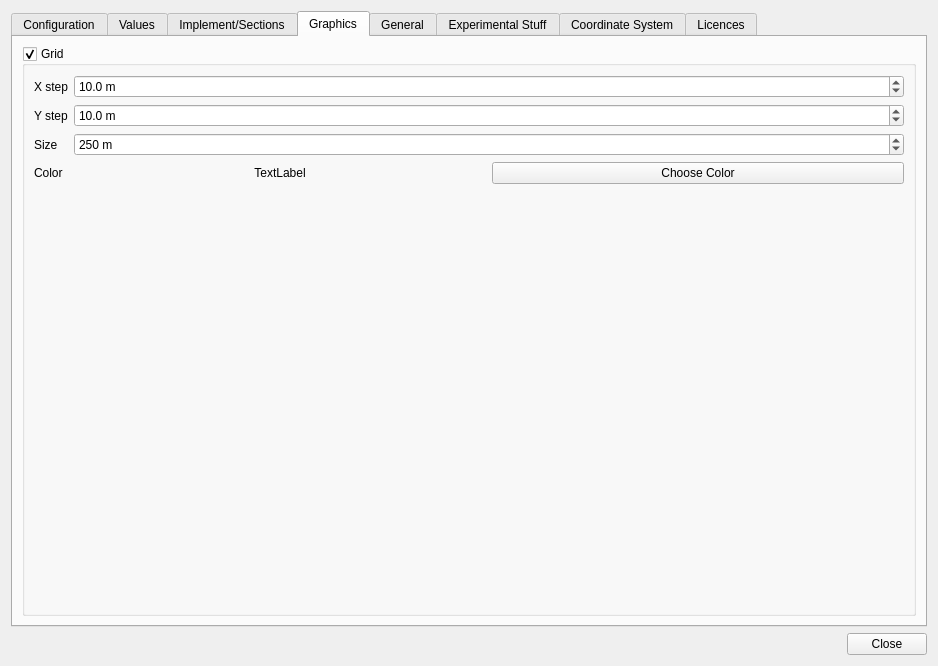
Old version of the form src/gui/SettingsDialog.ui in the repository eringerli/QtOpenGuidance.
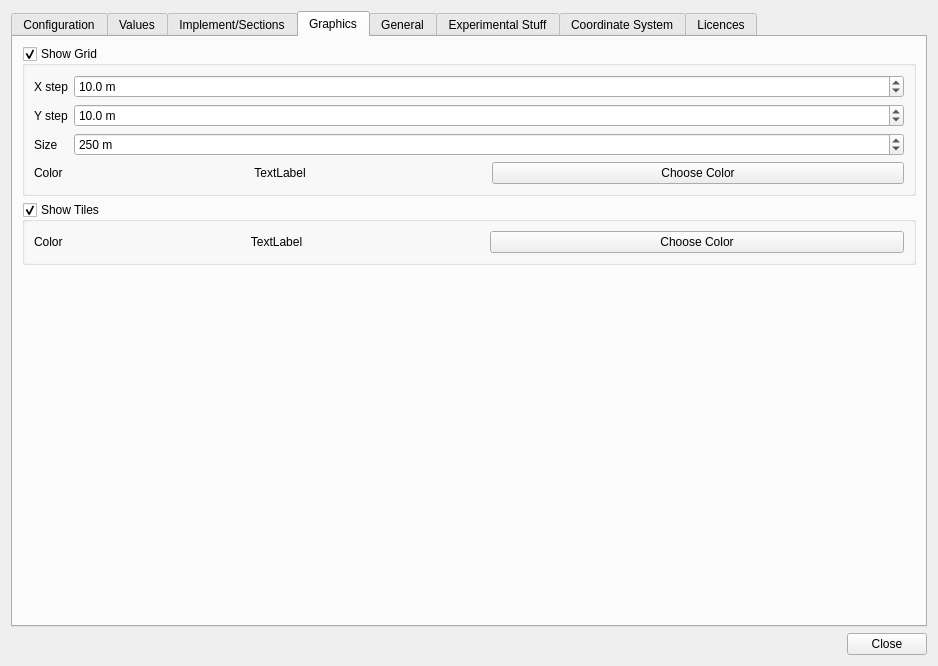
New version of the form. The open tabs and pages were chosen to show the change. Icons and pictures are not drawn. Custom widgets are drawn as their Qt base class.

Commit message: Added settings to show the limits of the tiles

Diff of the .ui file:
```diff
--- a/src/gui/SettingsDialog.ui
+++ b/src/gui/SettingsDialog.ui
@@ -456,7 +456,10 @@
          <item>
           <widget class="QGroupBox" name="gbGrid">
            <property name="title">
-            <string>Grid</string>
+            <string>Show Grid</string>
+           </property>
+           <property name="flat">
+            <bool>false</bool>
            </property>
            <property name="checkable">
             <bool>true</bool>
@@ -594,22 +597,73 @@
               </property>
              </widget>
             </item>
-            <item row="4" column="0">
-             <spacer name="verticalSpacer">
-              <property name="orientation">
-               <enum>Qt::Vertical</enum>
+           </layout>
+          </widget>
+         </item>
+         <item>
+          <widget class="QGroupBox" name="gbShowTiles">
+           <property name="title">
+            <string>Show Tiles</string>
+           </property>
+           <property name="checkable">
+            <bool>true</bool>
+           </property>
+           <property name="checked">
+            <bool>true</bool>
+           </property>
+           <layout class="QGridLayout" name="gridLayout_10">
+            <item row="0" column="0">
+             <widget class="QLabel" name="label_6">
+              <property name="text">
+               <string>Color</string>
               </property>
-              <property name="sizeHint" stdset="0">
-               <size>
-                <width>20</width>
-                <height>40</height>
-               </size>
+             </widget>
+            </item>
+            <item row="0" column="1">
+             <widget class="QLabel" name="lbTileColor">
+              <property name="sizePolicy">
+               <sizepolicy hsizetype="Expanding" vsizetype="Preferred">
+                <horstretch>0</horstretch>
+                <verstretch>0</verstretch>
+               </sizepolicy>
               </property>
-             </spacer>
+              <property name="text">
+               <string>TextLabel</string>
+              </property>
+              <property name="alignment">
+               <set>Qt::AlignCenter</set>
+              </property>
+             </widget>
             </item>
+            <item row="0" column="2">
+             <widget class="QPushButton" name="pbTileColor">
+              <property name="sizePolicy">
+               <sizepolicy hsizetype="Expanding" vsizetype="Fixed">
+                <horstretch>0</horstretch>
+                <verstretch>0</verstretch>
+               </sizepolicy>
+              </property>
+              <property name="text">
+               <string>Choose Color</string>
+              </property>
+             </widget>
+            </item>
            </layout>
           </widget>
          </item>
+         <item>
+          <spacer name="verticalSpacer">
+           <property name="orientation">
+            <enum>Qt::Vertical</enum>
+           </property>
+           <property name="sizeHint" stdset="0">
+            <size>
+             <width>20</width>
+             <height>40</height>
+            </size>
+           </property>
+          </spacer>
+         </item>
         </layout>
        </widget>
        <widget class="QWidget" name="tabGeneral">
```
The commit also changes 3 other files.
